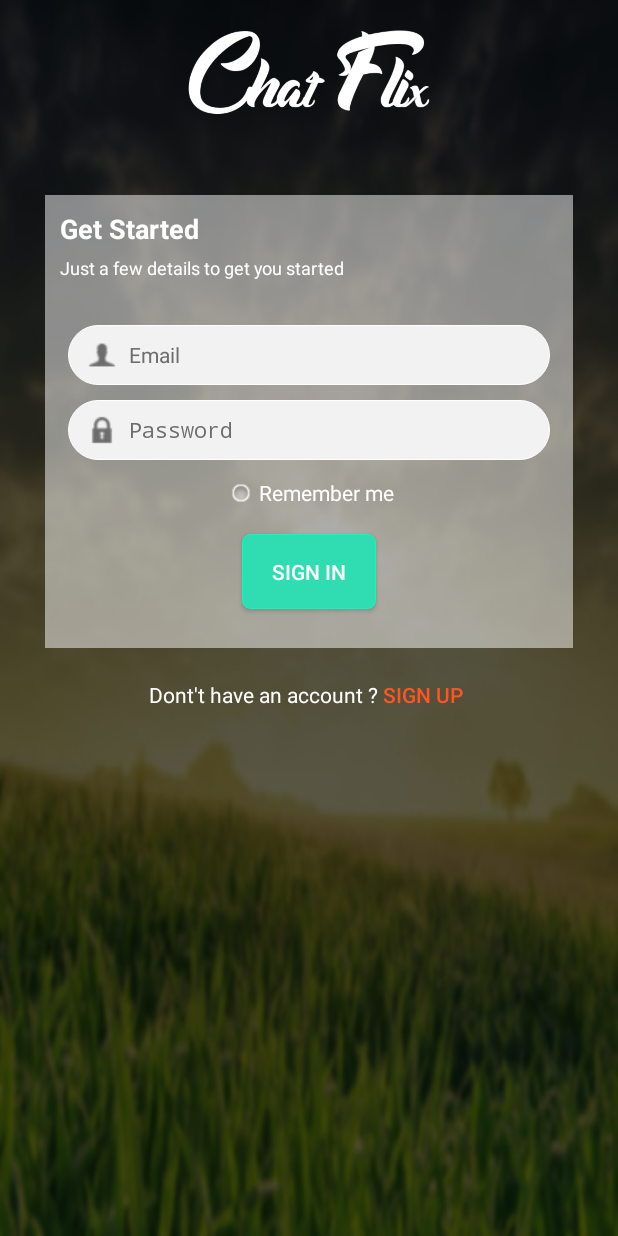
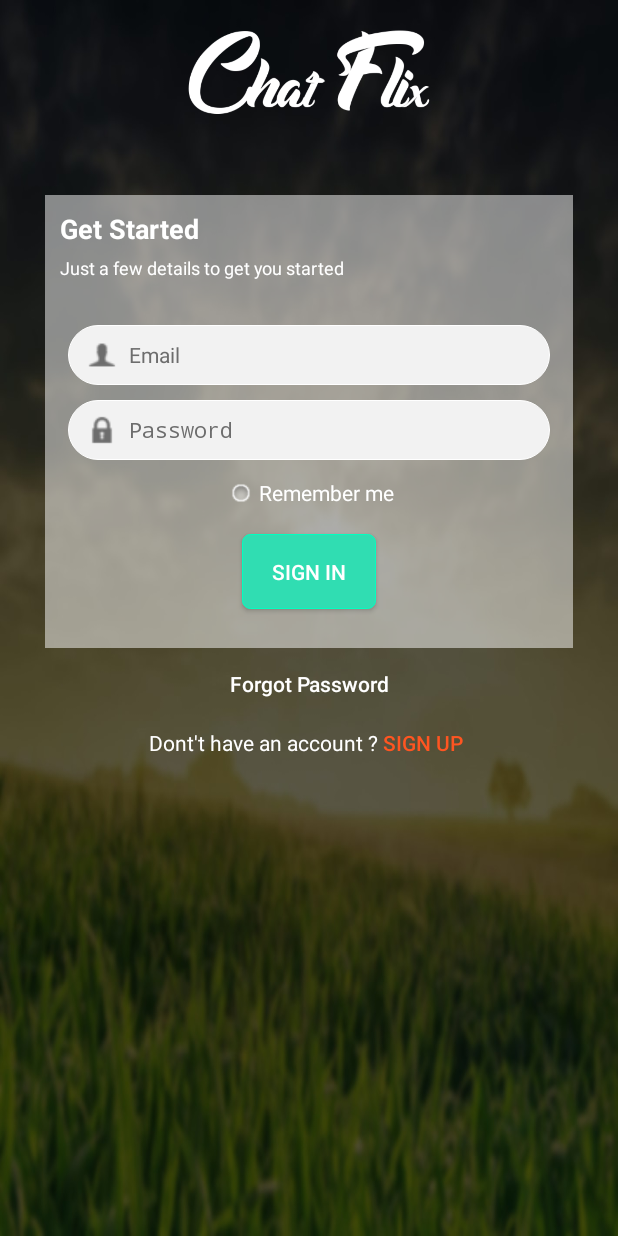
Before and after one commit to ChucNgo/ChatFlix, an Android app: the screen it shows after launch (LoginActivity), on a phone screen of 412 x 824 dp. Run offline under Robolectric (Android 15) with nearby library versions, the light colour scheme and no system bars; our stand-ins replace Firebase (no records; nobody signed in at launch, a user with empty details on screens opened directly); libraries missing offline, so code that uses them is left out: com.yarolegovich.lovelydialog; 2 statements that could not run were skipped.

Commit message:
add forgot password

```diff
--- a/app/src/main/java/com/project/chatflix/activity/LoginActivity.java
+++ b/app/src/main/java/com/project/chatflix/activity/LoginActivity.java
@@ -7,6 +7,7 @@ import android.content.Intent;
 import android.content.SharedPreferences;
 import android.os.Bundle;
 import android.support.annotation.NonNull;
+import android.text.InputType;
 import android.text.TextUtils;
 import android.util.Log;
 import android.view.WindowManager;
@@ -22,6 +23,7 @@ import com.project.chatflix.MainActivity;
 import com.project.chatflix.R;
 import com.project.chatflix.utils.StaticConfig;
 import com.yarolegovich.lovelydialog.LovelyProgressDialog;
+import com.yarolegovich.lovelydialog.LovelyTextInputDialog;
 
 import java.util.regex.Matcher;
 import java.util.regex.Pattern;
@@ -53,6 +55,7 @@ public class LoginActivity extends Activity
 
     private LovelyProgressDialog waitingDialog;
     private ImageView imgRemember;
+    private Button btnForgotPassword;
 
     @Override
     protected void onCreate(Bundle savedInstanceState) {
@@ -87,6 +90,7 @@ public class LoginActivity extends Activity
         btnReg = (Button) findViewById(R.id.btnReg);
         layoutRememberLogin = (LinearLayout) findViewById(R.id.layout_remember_login);
         imgRemember = (ImageView) findViewById(R.id.radioButton);
+        btnForgotPassword = (Button) findViewById(R.id.btnForgotPassword);
     }
 
     private void addEvent() {
@@ -141,6 +145,46 @@ public class LoginActivity extends Activity
                 imgRemember.setBackgroundResource(R.drawable.rb_unchecked);
             }
         });
+
+        btnForgotPassword.setOnClickListener(v -> {
+            new LovelyTextInputDialog(this, R.style.EditTextTintTheme)
+                    .setTopColorRes(R.color.colorPrimary)
+                    .setTitle("Reset Password")
+                    .setMessage("Enter your email...")
+                    .setIcon(R.drawable.ic_add_friend)
+                    .setInputType(InputType.TYPE_TEXT_VARIATION_EMAIL_ADDRESS)
+                    .setInputFilter("Email not found", new LovelyTextInputDialog.TextFilter() {
+                        @Override
+                        public boolean check(String text) {
+                            Pattern VALID_EMAIL_ADDRESS_REGEX =
+                                    Pattern.compile("^[A-Z0-9._%+-]+@[A-Z0-9.-]+\\.[A-Z]{2,6}$", Pattern.CASE_INSENSITIVE);
+                            Matcher matcher = VALID_EMAIL_ADDRESS_REGEX.matcher(text);
+                            return matcher.find();
+                        }
+                    })
+                    .setConfirmButton(android.R.string.ok, text -> {
+                        sendEmailResetPassword(text);
+                    })
+                    .show();
+        });
+    }
+
+    private void sendEmailResetPassword(String text) {
+        waitingDialog.setCancelable(false)
+                .setIcon(R.drawable.ic_add_friend)
+                .setTitle("Sending email...")
+                .setTopColorRes(R.color.colorPrimary)
+                .show();
+        mAuth.sendPasswordResetEmail(text)
+                .addOnCompleteListener(task -> {
+                    waitingDialog.dismiss();
+                    if (task.isSuccessful() && task.isComplete()) {
+                        Toast.makeText(this, "We sent a reset password to your email! Please check your email", Toast.LENGTH_LONG).show();
+                    } else {
+                        Toast.makeText(this, "Send email fail! Please try again", Toast.LENGTH_LONG).show();
+                    }
+                });
+
     }
 
 //    @Override
--- a/app/src/main/res/layout/activity_login.xml
+++ b/app/src/main/res/layout/activity_login.xml
@@ -135,12 +135,23 @@
 
     </LinearLayout>
 
+    <Button
+        android:id="@+id/btnForgotPassword"
+        android:layout_width="wrap_content"
+        android:layout_height="wrap_content"
+        android:text="Forgot Password"
+        android:textColor="#fff"
+        android:layout_below="@+id/linear"
+        android:layout_centerHorizontal="true"
+        android:textAllCaps="false"
+        android:background="@android:color/transparent"
+        />
+
     <LinearLayout
         android:layout_width="wrap_content"
         android:layout_height="wrap_content"
         android:orientation="horizontal"
-        android:layout_below="@+id/linear"
-        android:layout_marginTop="16dp"
+        android:layout_below="@+id/btnForgotPassword"
         android:layout_centerHorizontal="true">
 
         <TextView
--- a/app/src/main/res/values/styles.xml
+++ b/app/src/main/res/values/styles.xml
@@ -1,11 +1,16 @@
 <resources>
 
     <!-- Base application theme. -->
-    <style name="AppTheme" parent="Theme.AppCompat.Light.DarkActionBar">
+    <style name="AppTheme" parent="Theme.AppCompat.Light.NoActionBar">
         <!-- Customize your theme here. -->
         <item name="colorPrimary">@color/colorPrimary</item>
         <item name="colorPrimaryDark">@color/colorPrimaryDark</item>
         <item name="colorAccent">@color/colorAccent</item>
+        <item name="android:homeAsUpIndicator">@drawable/arrow_left</item>
+    </style>
+
+    <style name="EditTextTintTheme" parent="Theme.AppCompat.Light.Dialog.Alert">
+        <item name="colorPrimaryDark">#0288D1</item>
     </style>
 
 </resources>
```
Also changed, not shown: app/src/main/java/com/project/chatflix/activity/NextRegisterActivity.java (+24 -38 lines), app/src/main/res/layout/activity_next_register.xml (+16 -0 lines).
